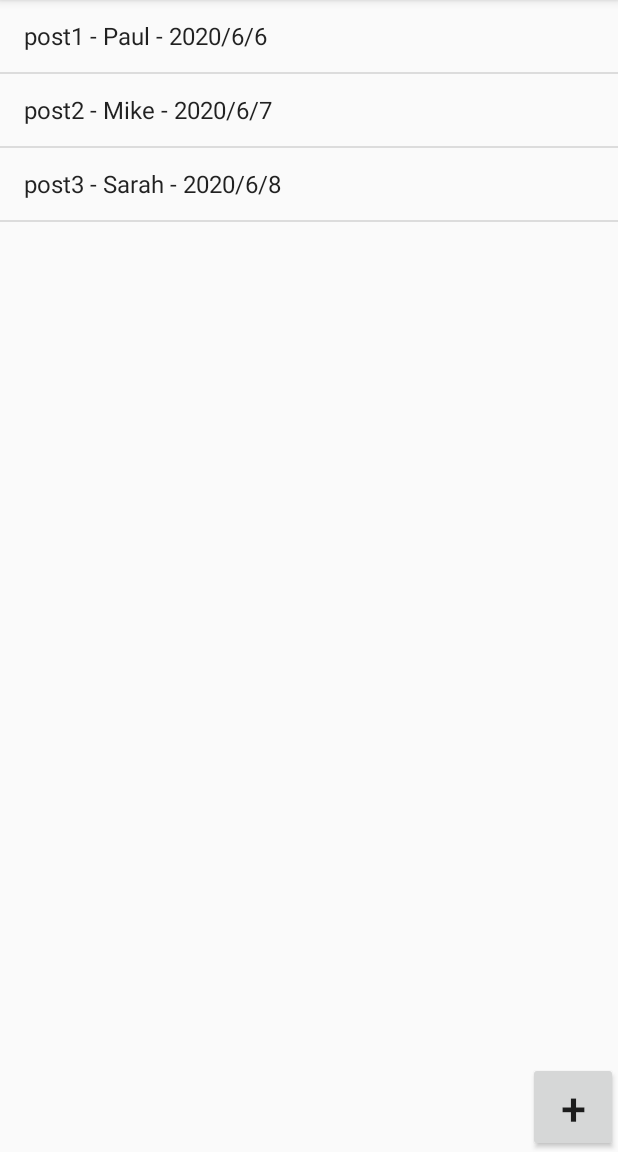
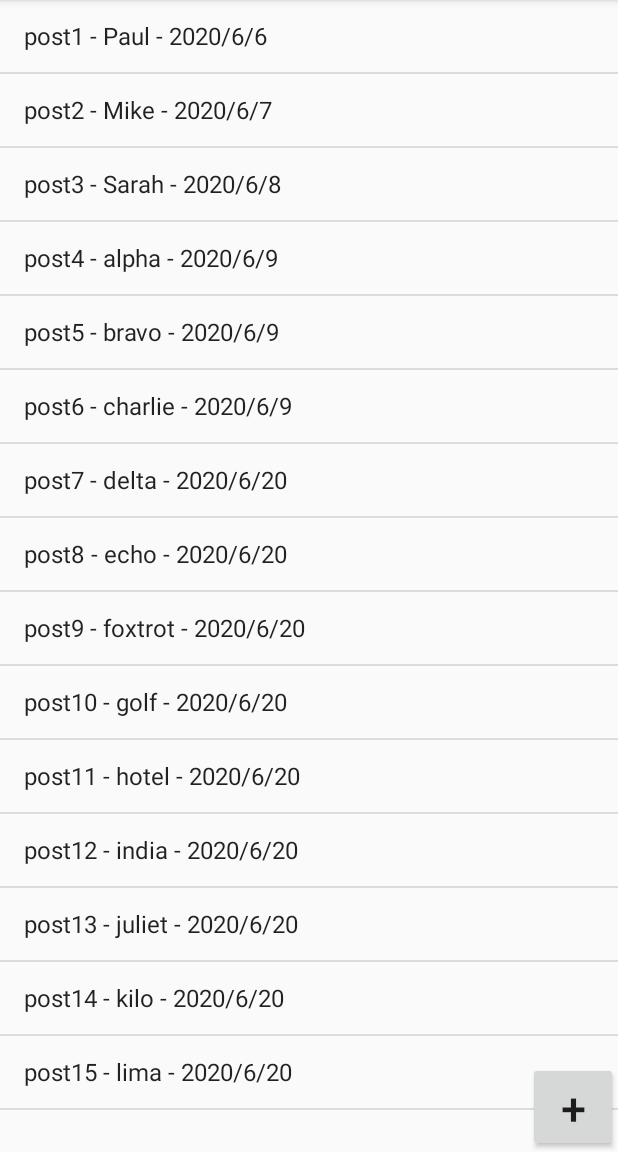
Before and after one commit to SeongBinYoon/Android_Practice, an Android app: the screen it shows after launch (MainActivity), on a phone screen of 412 x 824 dp, the part 84-1236 px from its top. Run offline under Robolectric (Android 15) with nearby library versions, the phone set to English and light mode, and no system bars.

```diff
--- a/app/src/main/java/com/example/board4/MainActivity.java
+++ b/app/src/main/java/com/example/board4/MainActivity.java
@@ -42,6 +42,19 @@ public class MainActivity extends AppCompatActivity {
         data.add("post1 - Paul - 2020/6/6");
         data.add("post2 - Mike - 2020/6/7");
         data.add("post3 - Sarah - 2020/6/8");
+        data.add("post4 - alpha - 2020/6/9");
+        data.add("post5 - bravo - 2020/6/9");
+        data.add("post6 - charlie - 2020/6/9");
+        data.add("post7 - delta - 2020/6/20");
+        data.add("post8 - echo - 2020/6/20");
+        data.add("post9 - foxtrot - 2020/6/20");
+        data.add("post10 - golf - 2020/6/20");
+        data.add("post11 - hotel - 2020/6/20");
+        data.add("post12 - india - 2020/6/20");
+        data.add("post13 - juliet - 2020/6/20");
+        data.add("post14 - kilo - 2020/6/20");
+        data.add("post15 - lima - 2020/6/20");
+
         //상태 저장
         adapter.notifyDataSetChanged();
 
```
Also changed, not shown: app/src/main/res/layout/activity_view.xml (+14 -4 lines).
